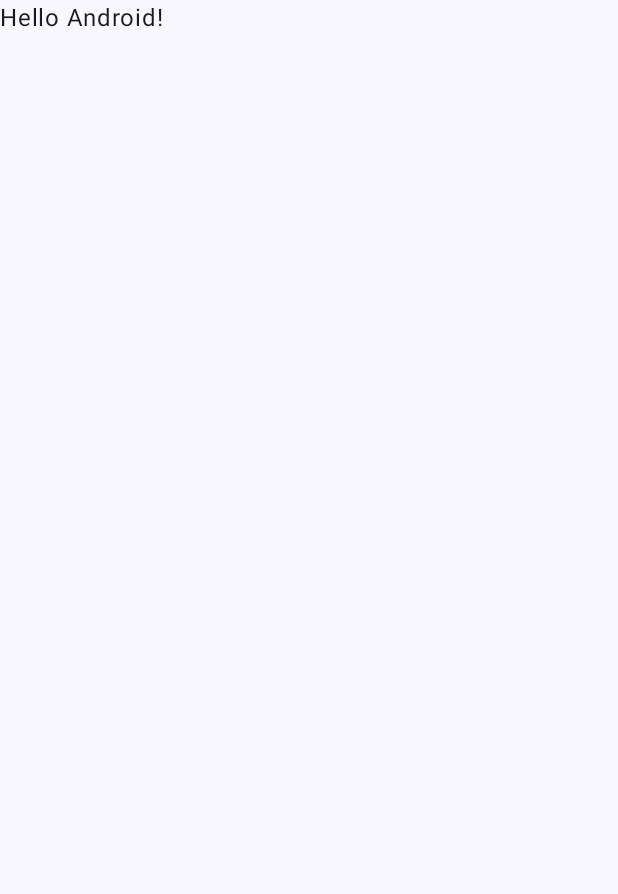
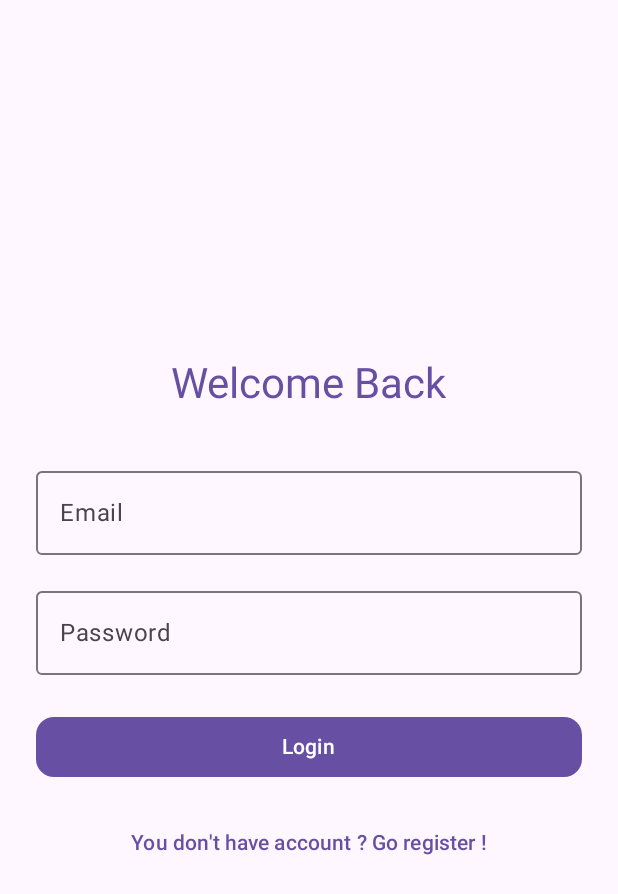
Before and after one commit to KoaDev/LaBarben, an Android app built with Jetpack Compose: the screen it shows after launch (MainActivity), on a phone screen of 412 x 824 dp. Before the commit the part shown is almost empty. Shown: the top 894 px of the screen. Run offline under Robolectric (Android 15) with nearby library versions, the phone set to English and light mode, and no system bars; our stand-ins replace Firebase (no records; nobody signed in at launch, a user with empty details on screens opened directly).

Commit message:
Initialization
- Navbar component
- RegisterScreen
- LoginScreen
- ProfilScreen

```diff
--- a/app/build.gradle.kts
+++ b/app/build.gradle.kts
@@ -12,7 +12,7 @@ android {
 
     defaultConfig {
         applicationId = "fr.isen.champion.labarben"
-        minSdk = 21
+        minSdk = 23
         targetSdk = 35
         versionCode = 1
         versionName = "1.0"
@@ -54,6 +54,10 @@ dependencies {
     implementation(libs.androidx.ui.graphics)
     implementation(libs.androidx.ui.tooling.preview)
     implementation(libs.androidx.material3)
+    implementation(libs.firebase.auth.ktx)
+    implementation(libs.androidx.navigation.common.ktx)
+    implementation(libs.androidx.navigation.runtime.ktx)
+    implementation(libs.androidx.navigation.compose)
     testImplementation(libs.junit)
     androidTestImplementation(libs.androidx.junit)
     androidTestImplementation(libs.androidx.espresso.core)
--- a/app/src/main/java/fr/isen/champion/labarben/MainActivity.kt
+++ b/app/src/main/java/fr/isen/champion/labarben/MainActivity.kt
@@ -3,45 +3,37 @@ package fr.isen.champion.labarben
 import android.os.Bundle
 import androidx.activity.ComponentActivity
 import androidx.activity.compose.setContent
-import androidx.activity.enableEdgeToEdge
-import androidx.compose.foundation.layout.fillMaxSize
-import androidx.compose.foundation.layout.padding
-import androidx.compose.material3.Scaffold
-import androidx.compose.material3.Text
-import androidx.compose.runtime.Composable
-import androidx.compose.ui.Modifier
-import androidx.compose.ui.tooling.preview.Preview
-import fr.isen.champion.labarben.ui.theme.LaBarbenTheme
+import androidx.compose.material3.MaterialTheme
+import androidx.navigation.compose.NavHost
+import androidx.navigation.compose.composable
+import androidx.navigation.compose.rememberNavController
+import com.google.firebase.auth.FirebaseAuth
+import fr.isen.champion.labarben.road.Screen
+import fr.isen.champion.labarben.ui.user.LoginScreen
+import fr.isen.champion.labarben.ui.user.RegisterScreen
+import fr.isen.champion.labarben.ui.MainScreen
 
 class MainActivity : ComponentActivity() {
     override fun onCreate(savedInstanceState: Bundle?) {
         super.onCreate(savedInstanceState)
-        enableEdgeToEdge()
         setContent {
-            LaBarbenTheme {
-                Scaffold(modifier = Modifier.fillMaxSize()) { innerPadding ->
-                    Greeting(
-                        name = "Android",
-                        modifier = Modifier.padding(innerPadding)
-                    )
+            MaterialTheme {
+                val rootNavController = rememberNavController()
+                val firebaseAuth = FirebaseAuth.getInstance()
+                val startDestination = if (firebaseAuth.currentUser != null) {
+                    Screen.Home.route
+                } else {
+                    Screen.Login.route
+                }
+                NavHost(
+                    navController = rootNavController,
+                    startDestination = startDestination
+                ) {
+                    composable(Screen.Login.route) { LoginScreen(rootNavController) }
+                    composable(Screen.Register.route) { RegisterScreen(rootNavController) }
+                    composable(Screen.Home.route) { MainScreen(rootNavController) }
                 }
             }
         }
     }
 }
-
-@Composable
-fun Greeting(name: String, modifier: Modifier = Modifier) {
-    Text(
-        text = "Hello $name!",
-        modifier = modifier
-    )
-}
-
-@Preview(showBackground = true)
-@Composable
-fun GreetingPreview() {
-    LaBarbenTheme {
-        Greeting("Android")
-    }
-}
--- /dev/null
+++ b/app/src/main/java/fr/isen/champion/labarben/road/Screen.kt
@@ -0,0 +1,7 @@
+package fr.isen.champion.labarben.road
+
+sealed class Screen(val route: String) {
+    object Login : Screen("login")
+    object Register : Screen("register")
+    object Home : Screen("home")
+}
--- /dev/null
+++ b/app/src/main/java/fr/isen/champion/labarben/ui/user/LoginScreen.kt
@@ -0,0 +1,84 @@
+package fr.isen.champion.labarben.ui.user
+
+import android.widget.Toast
+import androidx.compose.foundation.layout.*
+import androidx.compose.material3.*
+import androidx.compose.runtime.*
+import androidx.compose.ui.Alignment
+import androidx.compose.ui.Modifier
+import androidx.compose.ui.platform.LocalContext
+import androidx.compose.ui.res.stringResource
+import androidx.compose.ui.unit.dp
+import androidx.navigation.NavController
+import com.google.firebase.auth.FirebaseAuth
+import fr.isen.champion.labarben.R
+import fr.isen.champion.labarben.road.Screen
+
+@Composable
+fun LoginScreen(navController: NavController) {
+    var email by remember { mutableStateOf("") }
+    var password by remember { mutableStateOf("") }
+    val context = LocalContext.current
+    val auth = FirebaseAuth.getInstance()
+
+    Surface(
+        modifier = Modifier.fillMaxSize(),
+        color = MaterialTheme.colorScheme.background
+    ) {
+        Column(
+            modifier = Modifier
+                .fillMaxSize()
+                .padding(horizontal = 24.dp),
+            verticalArrangement = Arrangement.Center,
+            horizontalAlignment = Alignment.CenterHorizontally
+        ) {
+            Text(
+                text = stringResource(R.string.loginScreen_label_title),
+                style = MaterialTheme.typography.headlineMedium,
+                color = MaterialTheme.colorScheme.primary
+            )
+            Spacer(modifier = Modifier.height(32.dp))
+            OutlinedTextField(
+                value = email,
+                onValueChange = { email = it },
+                label = { Text(stringResource(R.string.loginScreen_label_email)) },
+                singleLine = true,
+                modifier = Modifier.fillMaxWidth()
+            )
+            Spacer(modifier = Modifier.height(16.dp))
+            OutlinedTextField(
+                value = password,
+                onValueChange = { password = it },
+                label = { Text(stringResource(R.string.loginScreen_label_password)) },
+                singleLine = true,
+                modifier = Modifier.fillMaxWidth()
+            )
+            Spacer(modifier = Modifier.height(24.dp))
+            Button(
+                onClick = {
+                    auth.signInWithEmailAndPassword(email, password)
+                        .addOnCompleteListener { task ->
+                            if (task.isSuccessful) {
+                                navController.navigate(Screen.Home.route) {
+                                    popUpTo(Screen.Login.route) { inclusive = true }
+                                }
+                            } else {
+                                Toast.makeText(context, R.string.loginScreen_notification_error, Toast.LENGTH_SHORT).show()
+                            }
+                        }
+                },
+                modifier = Modifier.fillMaxWidth(),
+                shape = MaterialTheme.shapes.medium
+            ) {
+                Text(stringResource(R.string.loginScreen_label_submit))
+            }
+            Spacer(modifier = Modifier.height(16.dp))
+            TextButton(
+                onClick = { navController.navigate(Screen.Register.route) },
+                modifier = Modifier.fillMaxWidth()
+            ) {
+                Text(stringResource(R.string.loginScreen_label_no_account))
+            }
+        }
+    }
+}
--- a/app/src/main/res/values/strings.xml
+++ b/app/src/main/res/values/strings.xml
@@ -1,3 +1,20 @@
 <resources>
     <string name="app_name">La Barben</string>
+    <string name="navigation_bar_label_home">Home</string>
+    <string name="navigation_bar_label_event">Events</string>
+    <string name="navigation_bar_label_history">History</string>
+    <string name="navigation_bar_label_agenda">Agenda</string>
+    <string name="navigation_bar_label_profile">Profil</string>
+    <string name="loginScreen_label_title">Welcome Back</string>
+    <string name="loginScreen_label_email">Email</string>
+    <string name="loginScreen_label_password">Password</string>
+    <string name="loginScreen_notification_error">User or password inccorect</string>
+    <string name="loginScreen_label_submit">Login</string>
+    <string name="loginScreen_label_no_account">You don\'t have account ? Go register !</string>
+    <string name="registerScreen_label_title">Create an account</string>
+    <string name="registerScreen_label_email">Email</string>
+    <string name="registerScreen_label_password">Password</string>
+    <string name="registerScreen_notification_error">user or password inccorect</string>
+    <string name="registerScreen_label_submit">Register</string>
+    <string name="registerScreen_label_have_account">Already have account, connect here</string>
 </resources>
```
Also changed, not shown: app/src/main/java/fr/isen/champion/labarben/navigation/NavigationBar.kt (added, +49 -0 lines), app/src/main/java/fr/isen/champion/labarben/navigation/NavigationBarItem.kt (added, +8 -0 lines), app/src/main/java/fr/isen/champion/labarben/ui/HomeScreen.kt (added, +8 -0 lines), app/src/main/java/fr/isen/champion/labarben/ui/MainScreen.kt (added, +41 -0 lines), app/src/main/java/fr/isen/champion/labarben/ui/user/ProfileScreen.kt (added, +71 -0 lines), app/src/main/java/fr/isen/champion/labarben/ui/user/RegisterScreen.kt (added, +84 -0 lines), gradle/libs.versions.toml (+8 -0 lines).
